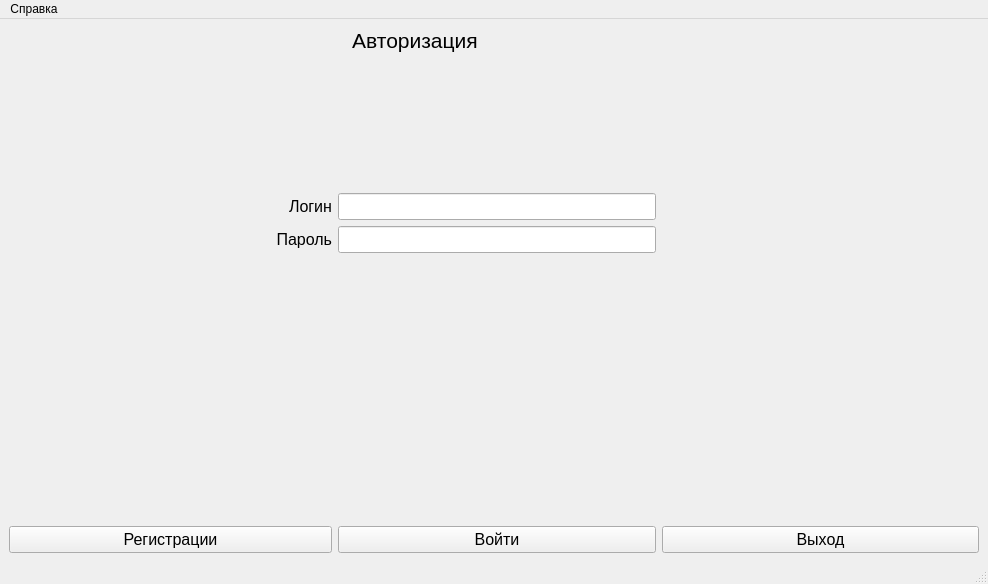
This is resources/templates/auth_window.ui in ventanolemon/Generator as Qt 5 draws it before an edit. The edited form follows.
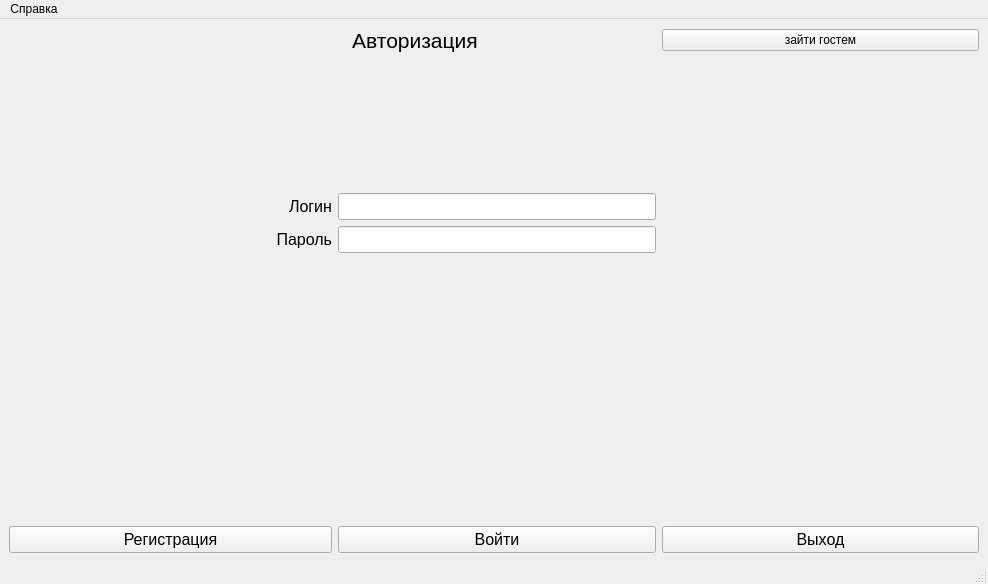
This is the edited form.

Commit message: auth with server

```diff
--- a/resources/templates/auth_window.ui
+++ b/resources/templates/auth_window.ui
@@ -196,7 +196,14 @@
          </font>
         </property>
         <property name="text">
-         <string>Регистрации</string>
+         <string>Регистрация</string>
+        </property>
+       </widget>
+      </item>
+      <item row="0" column="3">
+       <widget class="QPushButton" name="guestButton">
+        <property name="text">
+         <string>зайти гостем</string>
         </property>
        </widget>
       </item>
```
The commit also changes 20 other files.
